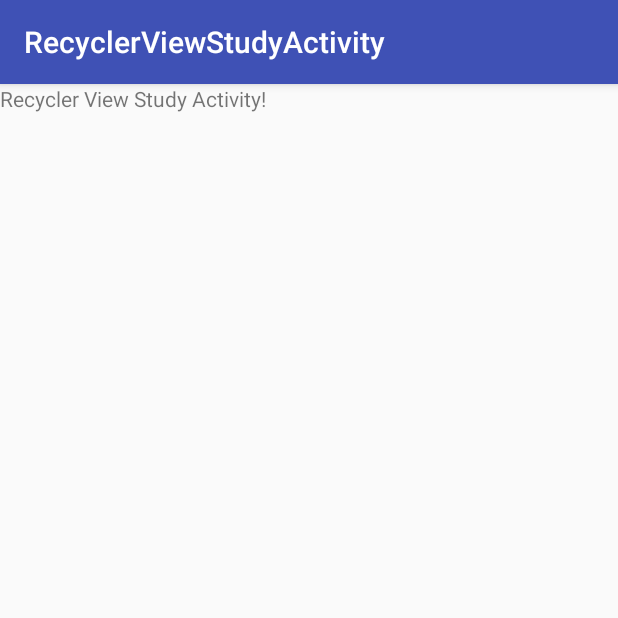
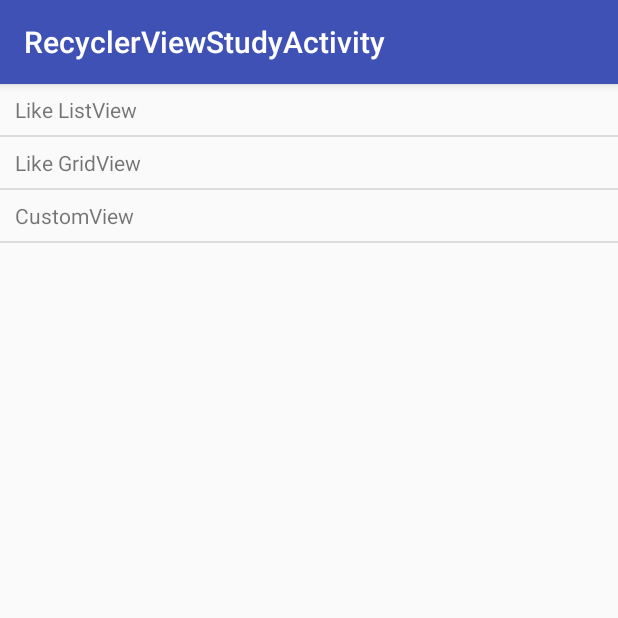
Before and after one commit to zhendless/EndlessStudy, an Android app: the RecyclerViewStudyActivity screen opened directly, with no data from a screen before it, on a phone screen of 412 x 824 dp, the top half of it. Run offline under Robolectric (Android 15) with nearby library versions, the phone set to English and light mode, and no system bars.

Commit message:
add RecyclerView within three implementations

```diff
--- a/app/src/main/java/cn/zhendless/endlessstudy/activity/RecyclerViewStudyActivity.kt
+++ b/app/src/main/java/cn/zhendless/endlessstudy/activity/RecyclerViewStudyActivity.kt
@@ -1,12 +1,48 @@
 package cn.zhendless.endlessstudy.activity
 
+import android.content.Intent
 import android.os.Bundle
 import android.support.v7.app.AppCompatActivity
+import android.view.View
+import android.widget.AdapterView
 import cn.zhendless.endlessstudy.R
+import cn.zhendless.endlessstudy.adapter.StudyContentAdapter
+import cn.zhendless.endlessstudy.bean.StudyContentBean
+import kotlinx.android.synthetic.main.activity_recycler_view_study.*
 
 class RecyclerViewStudyActivity: AppCompatActivity() {
     override fun onCreate(savedInstanceState: Bundle?) {
         super.onCreate(savedInstanceState)
         setContentView(R.layout.activity_recycler_view_study)
+        initData()
+    }
+
+    private fun initData() {
+        val sourceList: MutableList<StudyContentBean> = ArrayList()
+        sourceList.add(StudyContentBean("Like ListView", RecyclerViewLikeListViewActivity::class.java))
+        sourceList.add(StudyContentBean("Like GridView", RecyclerViewLikeGridViewActivity::class.java))
+        sourceList.add(StudyContentBean("CustomView", RecyclerViewCustomViewActivity::class.java))
+
+        val adapter = StudyContentAdapter()
+        adapter.setContext(this)
+        adapter.setDataList(sourceList)
+
+        list_view_recycler_view_content.adapter = adapter
+        list_view_recycler_view_content.onItemClickListener = mOnListItemClickListener
+    }
+
+    private val mOnListItemClickListener = OnListItemClickListener()
+
+    private inner class OnListItemClickListener : AdapterView.OnItemClickListener {
+        override fun onItemClick(parent: AdapterView<*>?, view: View?, position: Int, id: Long) {
+            if (null != parent) {
+                val adapter = parent.adapter as StudyContentAdapter
+                val contentClass = adapter.getItem(position).mContentClass
+                val intent = Intent()
+                intent.setClass(this@RecyclerViewStudyActivity, contentClass)
+                startActivity(intent)
+            }
+        }
+
     }
 }
--- a/app/src/main/java/cn/zhendless/endlessstudy/adapter/StudyContentAdapter.kt
+++ b/app/src/main/java/cn/zhendless/endlessstudy/adapter/StudyContentAdapter.kt
@@ -45,7 +45,7 @@ class StudyContentAdapter : BaseAdapter() {
     }
 
     override fun getItem(position: Int): StudyContentBean {
-        if (mStudyContentBeanList.size >= position) {
+        if (mStudyContentBeanList.size <= position) {
             Log.e(TAG, "StudyContentAdapter -> getItem, position out of index!")
             return StudyContentBean("unknown", OtherMainActivity::class.java)
         }
--- a/app/src/main/res/layout/activity_recycler_view_study.xml
+++ b/app/src/main/res/layout/activity_recycler_view_study.xml
@@ -5,9 +5,9 @@
     android:layout_height="match_parent"
     tools:context="cn.zhendless.endlessstudy.activity.RecyclerViewStudyActivity">
 
-    <TextView
-        android:layout_width="wrap_content"
-        android:layout_height="wrap_content"
-        android:text="Recycler View Study Activity!" />
+    <ListView
+        android:id="@+id/list_view_recycler_view_content"
+        android:layout_width="match_parent"
+        android:layout_height="match_parent"/>
 
 </android.support.constraint.ConstraintLayout>
```
Also changed, not shown: app/src/main/AndroidManifest.xml (+16 -0 lines), app/src/main/java/cn/zhendless/endlessstudy/activity/MainActivity.kt (+6 -8 lines), app/src/main/java/cn/zhendless/endlessstudy/activity/RecyclerViewCustomViewActivity.kt (added, +12 -0 lines), app/src/main/java/cn/zhendless/endlessstudy/activity/RecyclerViewLikeGridViewActivity.kt (added, +12 -0 lines), app/src/main/java/cn/zhendless/endlessstudy/activity/RecyclerViewLikeListViewActivity.kt (added, +12 -0 lines), app/src/main/java/cn/zhendless/endlessstudy/bean/StudyContentBean.kt (+1 -8 lines), app/src/main/res/layout/activity_recycler_view_custom_view.xml (added, +18 -0 lines), app/src/main/res/layout/activity_recycler_view_like_grid_view.xml (added, +18 -0 lines), app/src/main/res/layout/activity_recycler_view_like_list_view.xml (added, +18 -0 lines).
